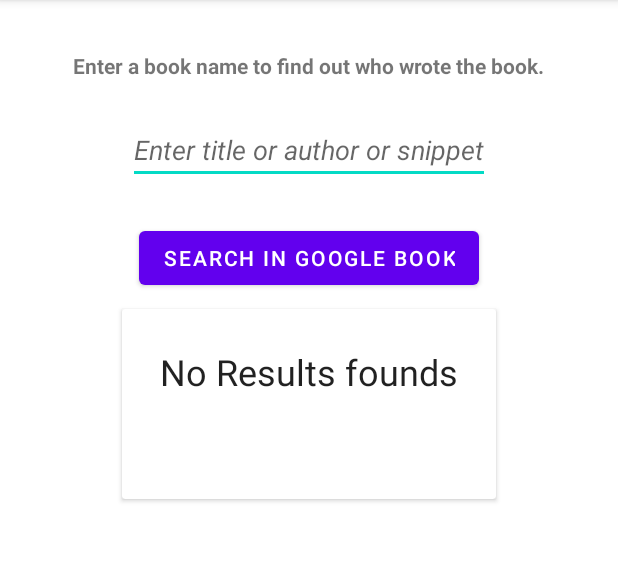
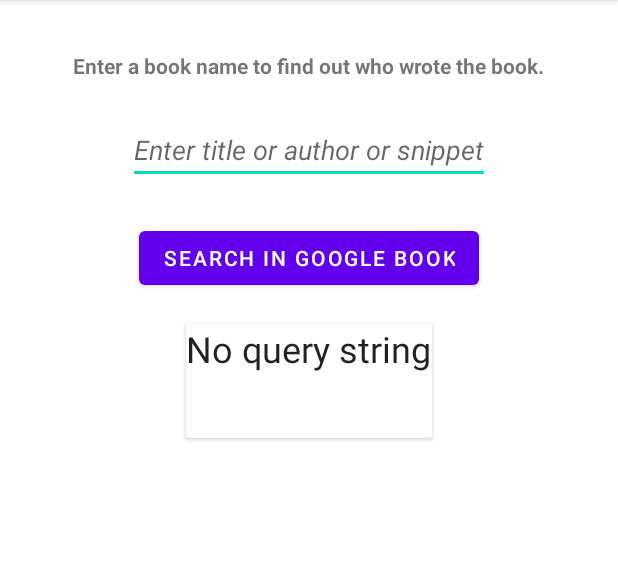
Before and after one commit to Kha3Leng/Books-List-RecyclerView, an Android app: the screen it shows after launch (MainActivity), after a tap on "SEARCH IN GOOGLE BOOK", on a phone screen of 412 x 824 dp, the part 84-646 px from its top. Run offline under Robolectric (Android 15) with nearby library versions, the phone set to English and light mode, and no system bars.

```diff
--- a/app/src/main/java/com/example/apiasy/MainActivity.java
+++ b/app/src/main/java/com/example/apiasy/MainActivity.java
@@ -2,9 +2,14 @@ package com.example.apiasy;
 
 import androidx.appcompat.app.AppCompatActivity;
 
+import android.content.Context;
+import android.net.ConnectivityManager;
+import android.net.NetworkInfo;
 import android.os.Bundle;
 import android.view.View;
+import android.view.inputmethod.InputMethodManager;
 import android.widget.EditText;
+import android.widget.LinearLayout;
 import android.widget.TextView;
 
 import java.lang.ref.WeakReference;
@@ -22,11 +27,40 @@ public class MainActivity extends AppCompatActivity {
         title = findViewById(R.id.title);
         author = findViewById(R.id.author);
         query = findViewById(R.id.query);
+
     }
 
     public void search(View view) {
         String qryStr = query.getText().toString();
 
-        new FetchBookTask(title, author).execute(qryStr);
+        InputMethodManager inputMethod = (InputMethodManager) getSystemService(Context.INPUT_METHOD_SERVICE);
+        if(inputMethod != null){
+            inputMethod.hideSoftInputFromWindow(view.getWindowToken(), InputMethodManager.HIDE_NOT_ALWAYS);
+        }
+
+
+
+        ConnectivityManager connMngr = (ConnectivityManager) getSystemService(Context.CONNECTIVITY_SERVICE);
+        NetworkInfo network = null;
+
+        if (connMngr != null){
+            network = connMngr.getActiveNetworkInfo();
+        }
+
+        if (network != null && qryStr.length() != 0){
+            new FetchBookTask(title, author).execute(qryStr);
+            title.setText(R.string.loading);
+            author.setText("");
+        }else {
+            if (qryStr.length() == 0){
+                title.setText(R.string.query);
+                author.setText("");
+            }else{
+                title.setText(R.string.no_internet);
+                author.setText("");
+            }
+        }
+
+
     }
 }
--- a/app/src/main/res/layout/activity_main.xml
+++ b/app/src/main/res/layout/activity_main.xml
@@ -40,7 +40,8 @@
         <androidx.cardview.widget.CardView
             android:layout_width="wrap_content"
             android:layout_height="wrap_content"
-            android:layout_margin="10sp"
+            android:layout_margin="20sp"
+            android:padding="24dp"
             android:layout_gravity="center_horizontal">
 
             <LinearLayout
@@ -48,7 +49,7 @@
                 android:layout_height="match_parent"
                 android:layout_gravity="center_horizontal"
                 android:orientation="vertical"
-                android:padding="25sp">
+                android:id="@+id/linear">
 
                 <TextView
                     android:id="@+id/title"
--- a/app/src/main/res/values/strings.xml
+++ b/app/src/main/res/values/strings.xml
@@ -3,4 +3,7 @@
     <string name="instruction">Enter a book name to find out who wrote the book.</string>
     <string name="hint">Enter title or author or snippet</string>
     <string name="search">Search In Google Book</string>
+    <string name="loading">Loading..</string>
+    <string name="query">No query string</string>
+    <string name="no_internet">No Internet Connection</string>
 </resources>
```
